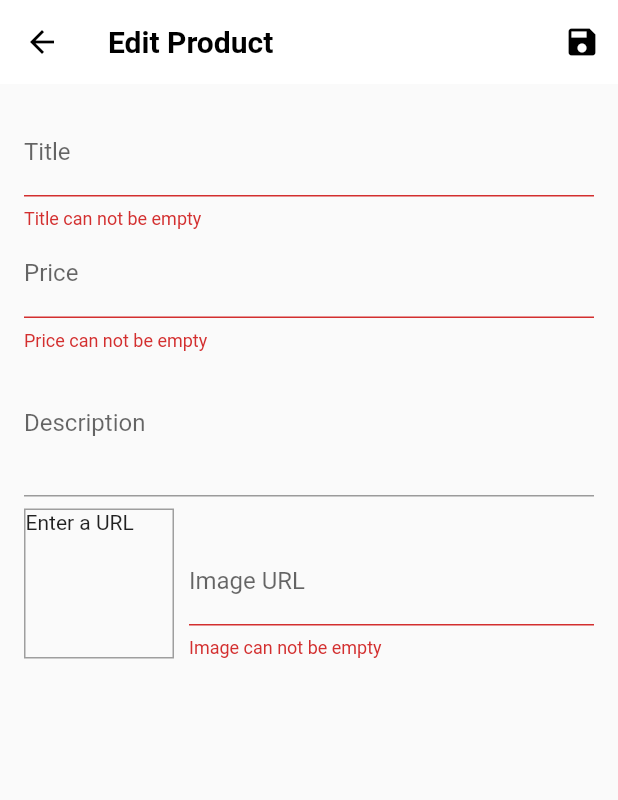
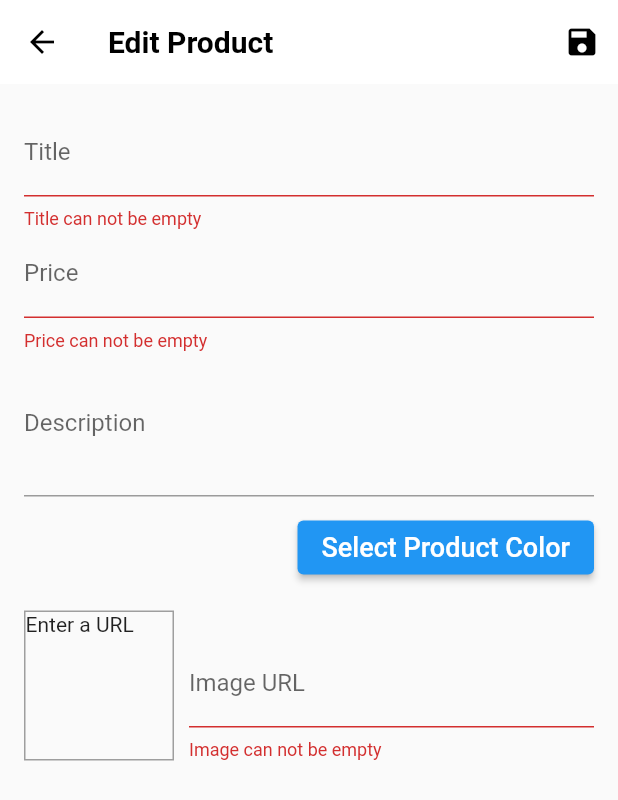
Before and after one commit to borakorpee/flutter_state_management, a Flutter app: the EditProductScreen screen opened by its route, after a tap on the "save" icon, on a phone screen of 412 x 824 dp. Shown: the top 800 px of the screen. Run offline on Flutter 3.47's test engine with Material 2 defaults, Android fonts, the phone set to English and light mode, and no system bars; our stand-ins replace flutter_colorpicker, google_fonts; network calls fail.

Commit message:
edit product screen color option

```diff
--- a/lib/screens/edit_product_screen.dart
+++ b/lib/screens/edit_product_screen.dart
@@ -1,5 +1,5 @@
 // ignore_for_file: missing_required_param, deprecated_member_use
-
+import 'package:flutter_colorpicker/flutter_colorpicker.dart';
 import 'package:flutter/material.dart';
 import 'package:provider/provider.dart';
 import '../providers/product.dart';
@@ -14,13 +14,19 @@ class EditProductScreen extends StatefulWidget {
 }
 
 class _EditProductScreenState extends State<EditProductScreen> {
+  Color prodColor;
   final _priceFocusNode = FocusNode();
   final _descriptionFocusNode = FocusNode();
   final _imageUrlController = TextEditingController();
   final _imageURLFocusNode = FocusNode();
   final _form = GlobalKey<FormState>();
-  var _editedProduct =
-      Product(id: null, title: '', price: 0, description: '', imageUrl: '');
+  var _editedProduct = Product(
+    id: null,
+    title: '',
+    price: 0,
+    description: '',
+    imageUrl: '',
+  );
   var _initValues = {
     'title': '',
     'description': '',
@@ -48,10 +54,13 @@ class _EditProductScreenState extends State<EditProductScreen> {
           'title': _editedProduct.title,
           'description': _editedProduct.description,
           'price': _editedProduct.price.toString(),
+          'color': _editedProduct.color.toString(),
         };
         _imageUrlController.text = _editedProduct.imageUrl;
       }
+      prodColor = _editedProduct.color;
     }
+
     _isInit = false;
     super.didChangeDependencies();
   }
@@ -110,6 +119,10 @@ class _EditProductScreenState extends State<EditProductScreen> {
       _isLoading = false;
     });
     Navigator.of(context).pop();
+  }
+
+  Color get colorr {
+    return prodColor;
   }
 
   @override
@@ -201,6 +214,51 @@ class _EditProductScreenState extends State<EditProductScreen> {
                             isFavorite: _editedProduct.isFavorite);
                       },
                     ),
+                    SizedBox(height: 10),
+                    Row(
+                      mainAxisAlignment: MainAxisAlignment.spaceBetween,
+                      children: <Widget>[
+                        Container(
+                          decoration: BoxDecoration(
+                              shape: BoxShape.circle, color: colorr),
+                          width: 40,
+                          height: 40,
+                        ),
+                        ElevatedButton(
+                            onPressed: () => {
+                                  showDialog(
+                                    context: context,
+                                    builder: (context) => AlertDialog(
+                                      title: Text('Pick Color'),
+                                      content: TextButton(
+                                        child: Column(
+                                          children: [
+                                            ColorPicker(
+                                                pickerColor: Colors.black,
+                                                onColorChanged: (color) {
+                                                  setState(() {
+                                                    prodColor = color;
+                                                  });
+                                                }),
+                                            Text(
+                                              'Select',
+                                              style: TextStyle(fontSize: 20),
+                                            ),
+                                          ],
+                                        ),
+                                        onPressed: () =>
+                                            Navigator.of(context).pop(),
+                                      ),
+                                    ),
+                                  ),
+                                },
+                            child: Text(
+                              "Select Product Color",
+                              style: TextStyle(fontSize: 18),
+                            ))
+                      ],
+                    ),
+                    SizedBox(height: 10),
                     Row(
                       crossAxisAlignment: CrossAxisAlignment.end,
                       children: <Widget>[
@@ -241,12 +299,14 @@ class _EditProductScreenState extends State<EditProductScreen> {
                             },
                             onSaved: (value) {
                               _editedProduct = Product(
-                                  title: _editedProduct.title,
-                                  price: _editedProduct.price,
-                                  description: _editedProduct.description,
-                                  imageUrl: value,
-                                  id: _editedProduct.id,
-                                  isFavorite: _editedProduct.isFavorite);
+                                title: _editedProduct.title,
+                                price: _editedProduct.price,
+                                description: _editedProduct.description,
+                                imageUrl: value,
+                                id: _editedProduct.id,
+                                isFavorite: _editedProduct.isFavorite,
+                                color: prodColor,
+                              );
                             },
                           ),
                         ),
--- a/pubspec.yaml
+++ b/pubspec.yaml
@@ -27,6 +27,7 @@ dependencies:
   provider: ^6.0.3
   intl: ^0.15.8
   http: ^0.13.0
+  flutter_colorpicker: ^1.0.3
 
   # The following adds the Cupertino Icons font to your application.
   # Use with the CupertinoIcons class for iOS style icons.
```
Also changed, not shown: pubspec.lock.
